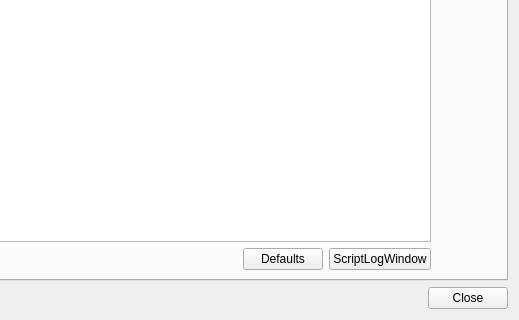
This is UI/frontend-plugins/frontend-tools/forms/scripts.ui in deepin-community/obs-studio as Qt 5 draws it before an edit; both pictures show x 256 to 775 and y 172 to 492 of the 775 by 492 pixel window. The edited form follows.
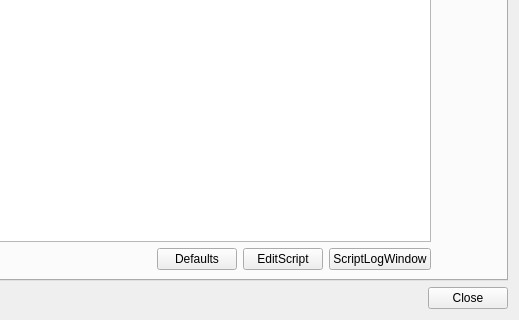
This is the edited form.

```diff
--- a/UI/frontend-plugins/frontend-tools/forms/scripts.ui
+++ b/UI/frontend-plugins/frontend-tools/forms/scripts.ui
@@ -146,6 +146,13 @@
              </property>
             </widget>
            </item>
+           <item>
+            <widget class="QPushButton" name="editScript">
+             <property name="text">
+              <string>EditScript</string>
+             </property>
+            </widget>
+           </item>
            <item>
             <widget class="QPushButton" name="scriptLog">
              <property name="text">
```
